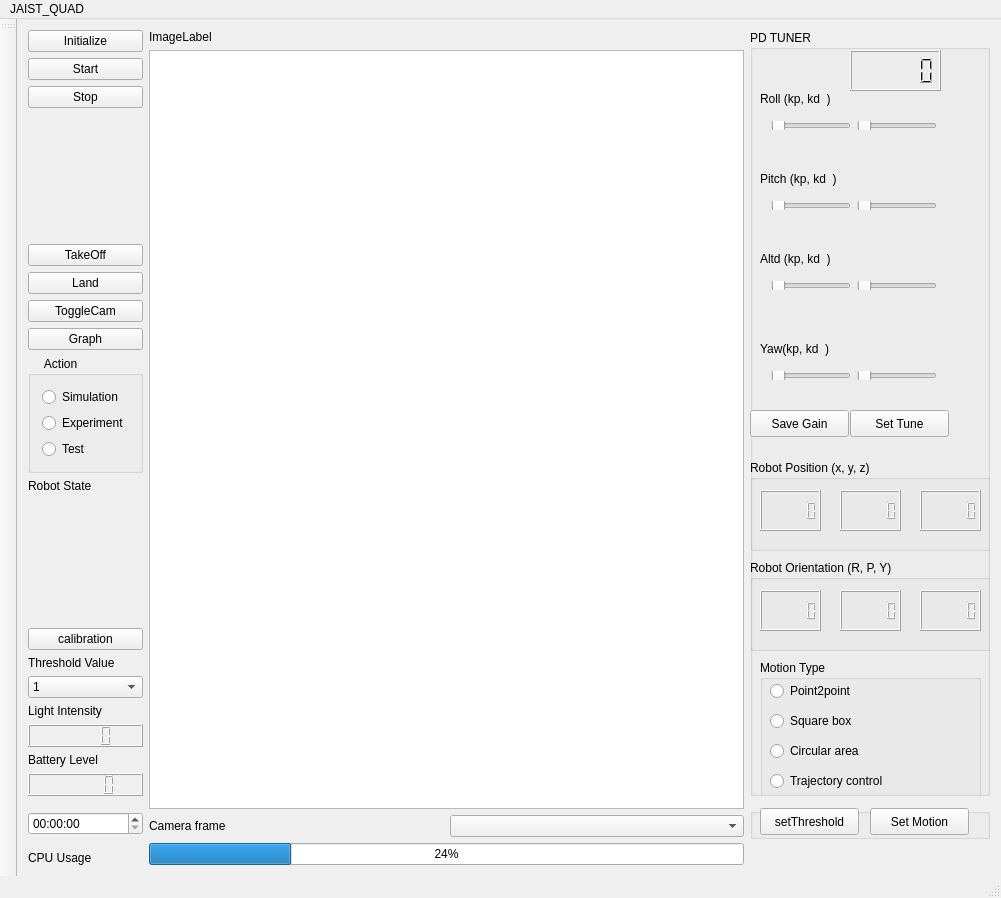
Above: gui/mainwindow.ui from RedwanNewaz/ActiveSLAM before the change. Below: the same form after it.
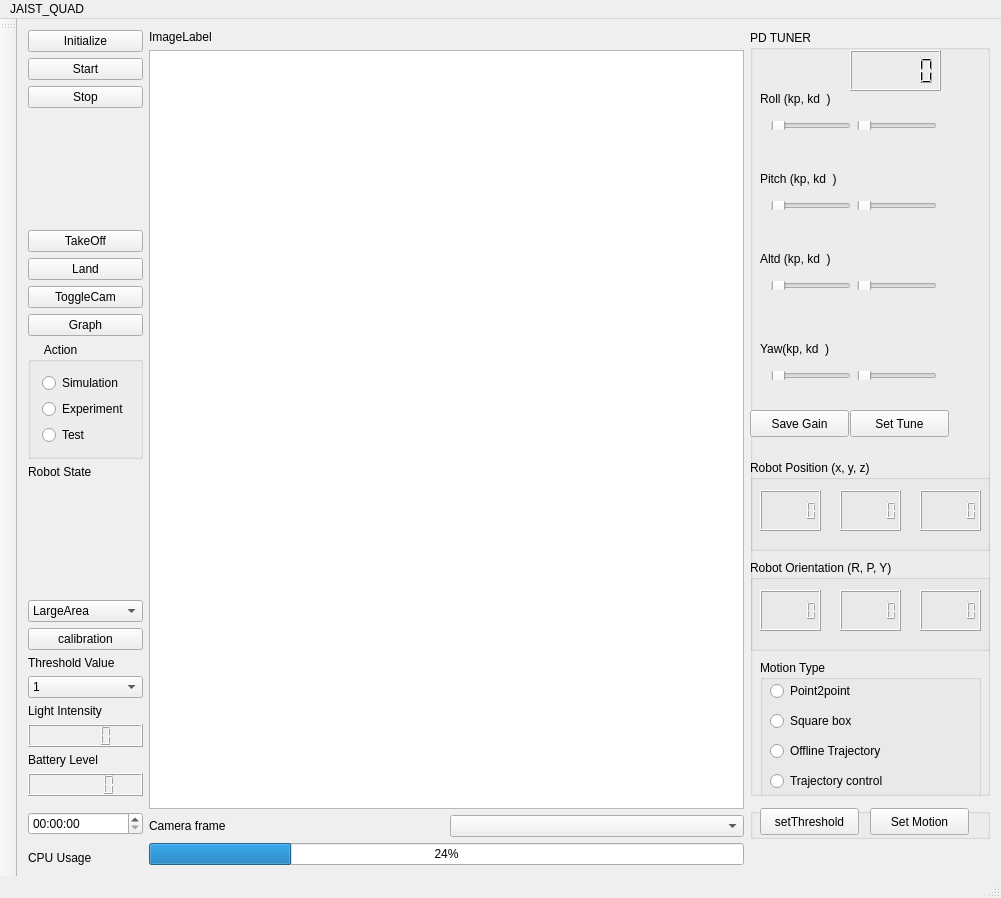
That is the form after the change.

Commit message: FIX_SCALE_ESTIMATION_vs 1.00

What changed in the file:
```diff
--- a/gui/mainwindow.ui
+++ b/gui/mainwindow.ui
@@ -241,6 +241,20 @@
         </property>
        </spacer>
       </item>
+      <item>
+       <widget class="QComboBox" name="scale_cal">
+        <item>
+         <property name="text">
+          <string>LargeArea</string>
+         </property>
+        </item>
+        <item>
+         <property name="text">
+          <string>SmallArea</string>
+         </property>
+        </item>
+       </widget>
+      </item>
       <item>
        <widget class="QPushButton" name="btn_calibration">
         <property name="text">
@@ -668,12 +682,12 @@
          <rect>
           <x>10</x>
           <y>80</y>
-          <width>117</width>
+          <width>151</width>
           <height>22</height>
          </rect>
         </property>
         <property name="text">
-         <string>Circular area</string>
+         <string>Offline Trajectory</string>
         </property>
        </widget>
        <widget class="QRadioButton" name="tc">
```
The commit also changes 4 other files.
